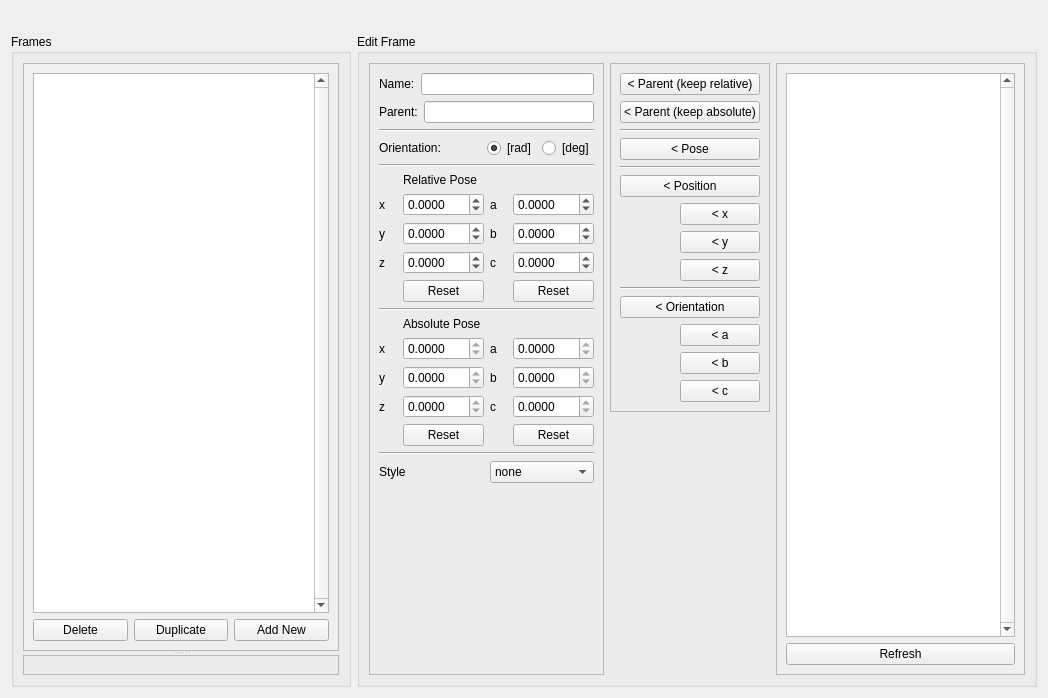
Qt form frame_editor/src/frame_editor/FrameEditorGUI.ui (ipa320/rqt_frame_editor_plugin) before a commit.
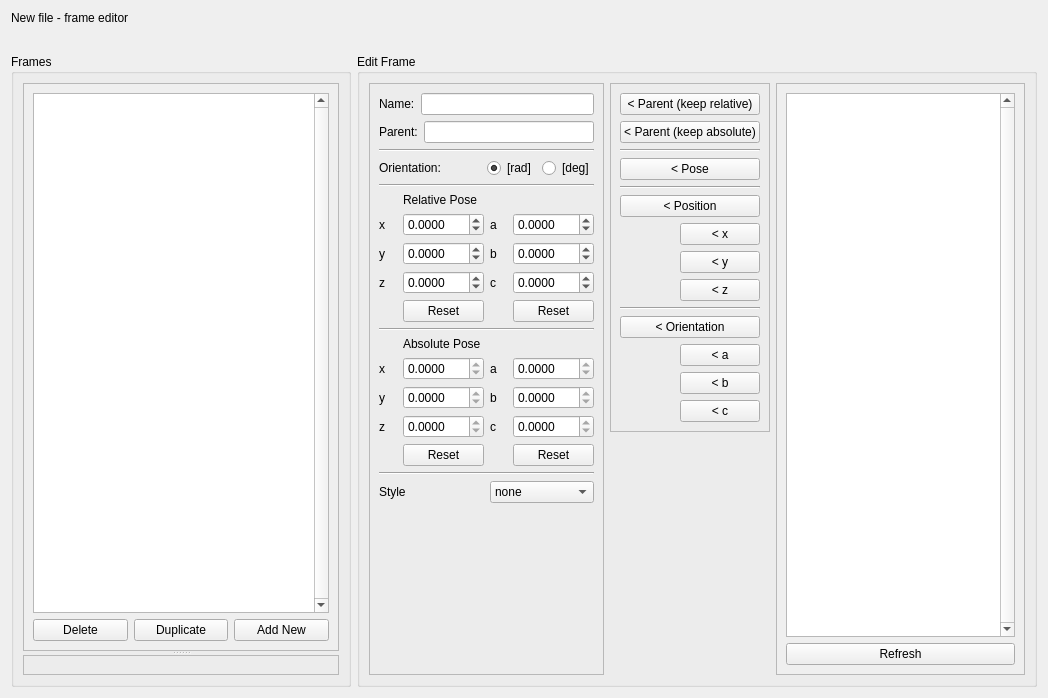
The same form after that commit. Icons and pictures are not drawn.

Commit message:
show current file name in extra label instead of window title
Solves the bug that at startup the title is always an old file name
(probably cached by rqt).

The edit to the form file:
```diff
--- a/frame_editor/src/frame_editor/FrameEditorGUI.ui
+++ b/frame_editor/src/frame_editor/FrameEditorGUI.ui
@@ -14,6 +14,13 @@
    <string>Form</string>
   </property>
   <layout class="QVBoxLayout" name="verticalLayout">
+   <item>
+    <widget class="QLabel" name="lab_file_name">
+     <property name="text">
+      <string>New file - frame editor</string>
+     </property>
+    </widget>
+   </item>
    <item>
     <widget class="QToolBar" name="mainToolBar"/>
    </item>
@@ -51,8 +58,8 @@
              <rect>
               <x>0</x>
               <y>0</y>
-              <width>321</width>
-              <height>548</height>
+              <width>312</width>
+              <height>562</height>
              </rect>
             </property>
             <layout class="QVBoxLayout" name="verticalLayout_5">
@@ -859,8 +866,8 @@
             <rect>
              <x>0</x>
              <y>0</y>
-             <width>137</width>
-             <height>590</height>
+             <width>159</width>
+             <height>586</height>
             </rect>
            </property>
            <layout class="QVBoxLayout" name="verticalLayout_6">
```
Left out of the diff: 3 changed lines with no effect on the pictures. The commit also changes 2 other files.
